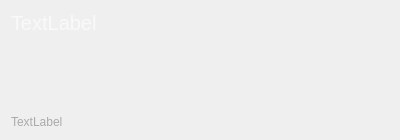
feint123/Emoji, file Client/source/FeintEdit/view/note/noteitemview.ui: the form before one commit.
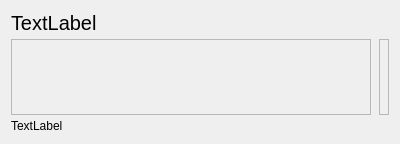
The form after the commit. Custom widgets are drawn as their Qt base class.

```diff
--- a/Client/source/FeintEdit/view/note/noteitemview.ui
+++ b/Client/source/FeintEdit/view/note/noteitemview.ui
@@ -7,19 +7,19 @@
     <x>0</x>
     <y>0</y>
     <width>400</width>
-    <height>140</height>
+    <height>144</height>
    </rect>
   </property>
   <property name="minimumSize">
    <size>
     <width>0</width>
-    <height>140</height>
+    <height>0</height>
    </size>
   </property>
   <property name="maximumSize">
    <size>
     <width>16777215</width>
-    <height>144</height>
+    <height>16777215</height>
    </size>
   </property>
   <property name="windowTitle">
@@ -37,7 +37,7 @@
       </font>
      </property>
      <property name="styleSheet">
-      <string notr="true">color:#f9f9f9;</string>
+      <string notr="true"/>
      </property>
      <property name="text">
       <string>TextLabel</string>
@@ -57,16 +57,31 @@
        <property name="maximumSize">
         <size>
          <width>16777215</width>
-         <height>80</height>
+         <height>16777215</height>
         </size>
        </property>
        <property name="styleSheet">
-        <string notr="true">#tipEdit{border:none;background:transparent;color:#eee}</string>
+        <string notr="true"/>
+       </property>
+       <property name="verticalScrollBarPolicy">
+        <enum>Qt::ScrollBarAlwaysOff</enum>
+       </property>
+       <property name="sizeAdjustPolicy">
+        <enum>QAbstractScrollArea::AdjustToContents</enum>
+       </property>
+       <property name="autoFormatting">
+        <set>QTextEdit::AutoNone</set>
        </property>
       </widget>
      </item>
      <item>
-      <widget class="QFrame" name="frame">
+      <widget class="ImageFrame" name="frame">
+       <property name="minimumSize">
+        <size>
+         <width>10</width>
+         <height>0</height>
+        </size>
+       </property>
        <property name="frameShape">
         <enum>QFrame::StyledPanel</enum>
        </property>
@@ -80,7 +95,7 @@
    <item>
     <widget class="QLabel" name="updateLab">
      <property name="styleSheet">
-      <string notr="true">color:#aaa;</string>
+      <string notr="true"/>
      </property>
      <property name="text">
       <string>TextLabel</string>
@@ -89,6 +104,14 @@
    </item>
   </layout>
  </widget>
+ <customwidgets>
+  <customwidget>
+   <class>ImageFrame</class>
+   <extends>QFrame</extends>
+   <header>pane/markdown/image/imageframe.h</header>
+   <container>1</container>
+  </customwidget>
+ </customwidgets>
  <resources/>
  <connections/>
 </ui>
```
